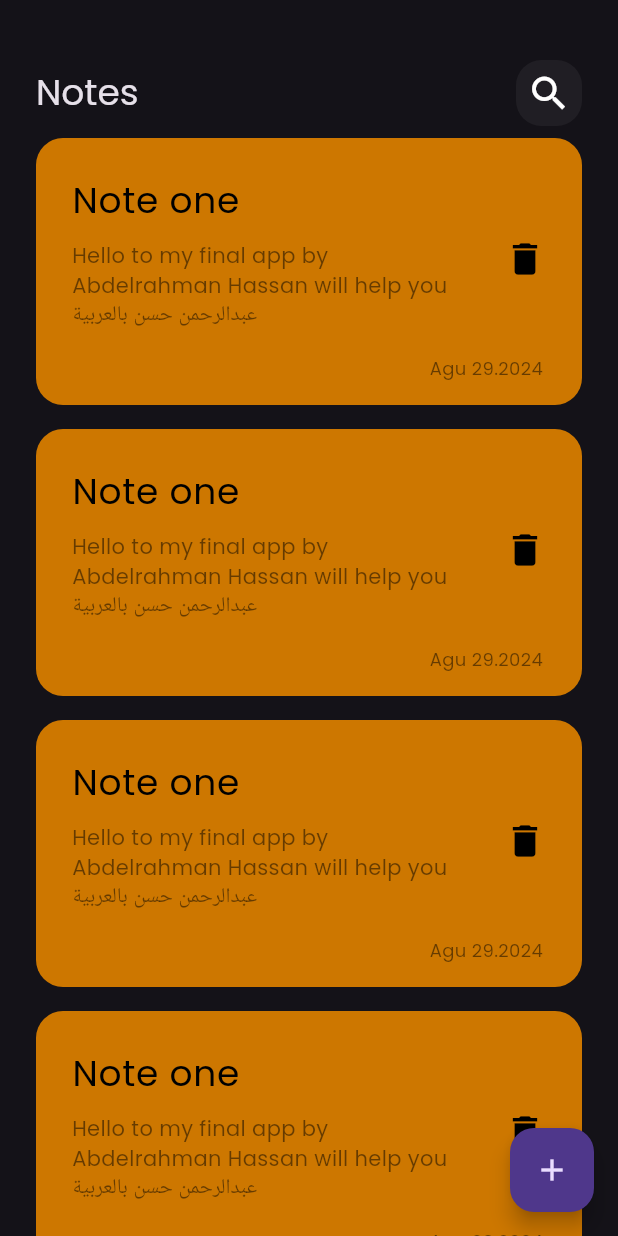
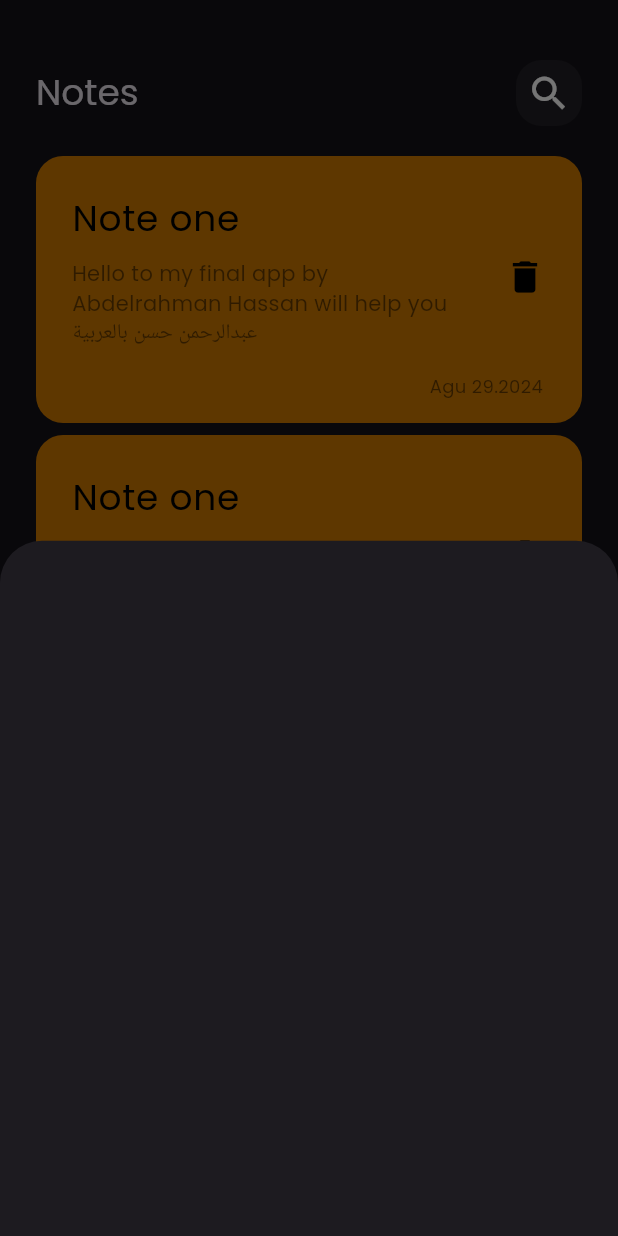
Before and after one commit to abdulrhmanhassan/note_app, a Flutter app: the screen it shows after launch, after a tap on the "add" icon, on a phone screen of 412 x 824 dp. Run offline on Flutter 3.47's test engine with Material 3 defaults, Android fonts, the phone set to English and light mode, and no system bars.

Commit message:
AddNoteBottomSheet

```diff
--- a/lib/views/note_view.dart
+++ b/lib/views/note_view.dart
@@ -1,5 +1,7 @@
 import 'package:a/views/widgets/noteView_body.dart';
 import 'package:flutter/material.dart';
+
+import 'widgets/add_note_bottom_sheet.dart';
 
 class NoteView extends StatelessWidget {
   const NoteView({super.key});
@@ -8,7 +10,16 @@ class NoteView extends StatelessWidget {
   Widget build(BuildContext context) {
     return Scaffold(
       floatingActionButton: FloatingActionButton(
-        onPressed: () {},
+        onPressed: () {
+          showModalBottomSheet(
+            context: context,
+            builder: (context) {
+              return const AddNoteBottomSheet();
+            },
+          );
+        },
+        backgroundColor: const Color(0xff56EBD7),
+        foregroundColor: Colors.black,
         child: const Icon(Icons.add),
       ),
       body: const NotesViewBody(),
--- /dev/null
+++ b/lib/views/widgets/add_note_bottom_sheet.dart
@@ -0,0 +1,10 @@
+import 'package:flutter/material.dart';
+
+class AddNoteBottomSheet extends StatelessWidget {
+  const AddNoteBottomSheet({super.key});
+
+  @override
+  Widget build(BuildContext context) {
+    return Container();
+  }
+}
--- a/lib/views/widgets/custom_note_list_view.dart
+++ b/lib/views/widgets/custom_note_list_view.dart
@@ -7,13 +7,17 @@ class NoteListView extends StatelessWidget {
 
   @override
   Widget build(BuildContext context) {
-    return ListView.builder(
-      itemBuilder: (context, index) {
-        return const Padding(
-          padding: EdgeInsets.symmetric(vertical: 8.0),
-          child: NoteItem(),
-        );
-      },
+    return Padding(
+      padding: const EdgeInsets.symmetric(vertical: 16),
+      child: ListView.builder(
+        padding: EdgeInsets.zero,
+        itemBuilder: (context, index) {
+          return const Padding(
+            padding: EdgeInsets.symmetric(vertical: 4.0),
+            child: NoteItem(),
+          );
+        },
+      ),
     );
   }
 }
--- a/lib/views/widgets/cutsom_note_icon.dart
+++ b/lib/views/widgets/cutsom_note_icon.dart
@@ -9,7 +9,7 @@ class NoteItem extends StatelessWidget {
       padding: const EdgeInsets.only(left: 8, top: 16, bottom: 16),
       decoration: BoxDecoration(
         borderRadius: BorderRadius.circular(18),
-        color: Color.fromARGB(255, 205, 119, 0),
+        color: const Color.fromARGB(255, 205, 119, 0),
       ),
       child: Column(
         crossAxisAlignment: CrossAxisAlignment.end,
```
